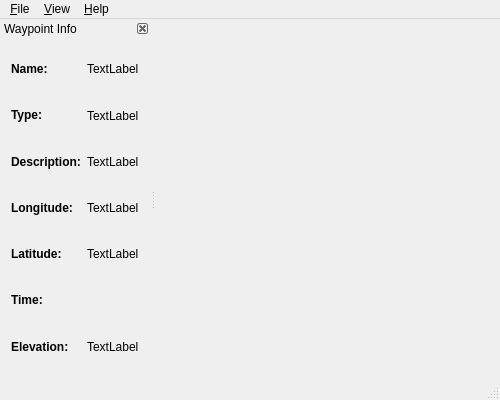
The window that src/mainwindow.ui (andreadecorte/geoviodi) describes before a commit, drawn with Qt 5.
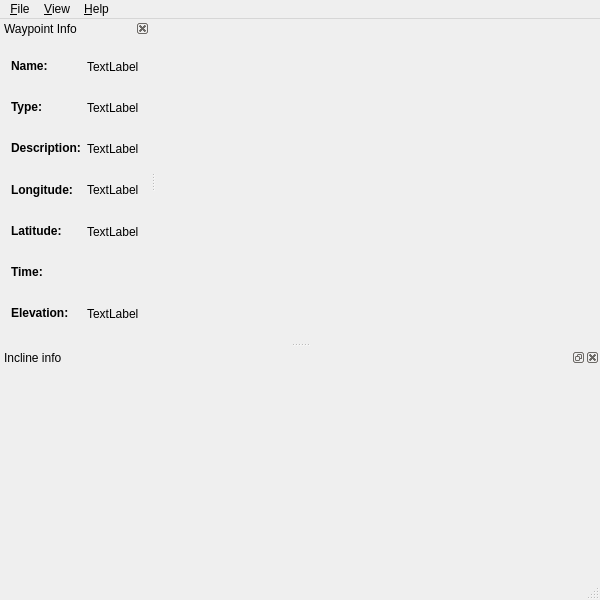
The same window after the commit. Custom widgets are drawn as their Qt base class.

Commit message: added basic incline graph, needs still lots of work. Now qwt is a dependency

What changed in the file:
```diff
--- a/src/mainwindow.ui
+++ b/src/mainwindow.ui
@@ -6,8 +6,8 @@
    <rect>
     <x>0</x>
     <y>0</y>
-    <width>500</width>
-    <height>400</height>
+    <width>600</width>
+    <height>600</height>
    </rect>
   </property>
   <property name="windowTitle">
@@ -32,7 +32,7 @@
     <rect>
      <x>0</x>
      <y>0</y>
-     <width>500</width>
+     <width>600</width>
      <height>21</height>
     </rect>
    </property>
@@ -223,6 +223,37 @@
     </layout>
    </widget>
   </widget>
+  <widget class="QDockWidget" name="inclineDock">
+   <property name="minimumSize">
+    <size>
+     <width>80</width>
+     <height>230</height>
+    </size>
+   </property>
+   <property name="allowedAreas">
+    <set>Qt::BottomDockWidgetArea|Qt::LeftDockWidgetArea|Qt::TopDockWidgetArea</set>
+   </property>
+   <property name="windowTitle">
+    <string>Incline info</string>
+   </property>
+   <attribute name="dockWidgetArea">
+    <number>8</number>
+   </attribute>
+   <widget class="QWidget" name="dockWidgetContents_2">
+    <layout class="QVBoxLayout" name="verticalLayout_3">
+     <item>
+      <widget class="QwtPlot" name="inclinePlot">
+       <property name="minimumSize">
+        <size>
+         <width>0</width>
+         <height>50</height>
+        </size>
+       </property>
+      </widget>
+     </item>
+    </layout>
+   </widget>
+  </widget>
   <action name="action_Open">
    <property name="text">
     <string>&amp;Open...</string>
@@ -286,6 +317,14 @@
   </action>
  </widget>
  <layoutdefault spacing="6" margin="11"/>
+ <customwidgets>
+  <customwidget>
+   <class>QwtPlot</class>
+   <extends>QFrame</extends>
+   <header>qwt_plot.h</header>
+   <container>1</container>
+  </customwidget>
+ </customwidgets>
  <resources/>
  <connections/>
 </ui>
```
Left out of the diff: 9 changed lines with no effect on the pictures. The commit also changes 2 other files.
